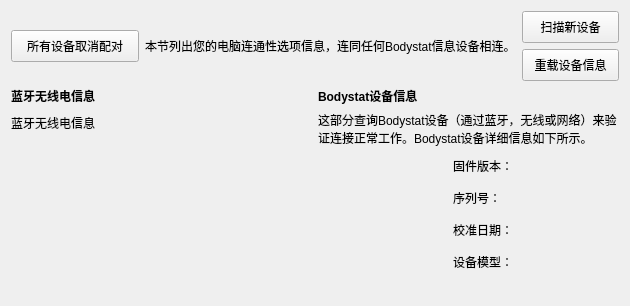
Above: Bodystat/ui/devinfowidget.ui from hym-dn/Bodystat before the change. Below: the same form after it.
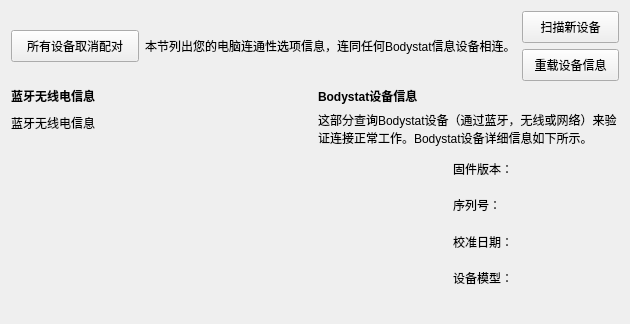
That is the form after the change.

```diff
--- a/Bodystat/ui/devinfowidget.ui
+++ b/Bodystat/ui/devinfowidget.ui
@@ -7,9 +7,21 @@
     <x>0</x>
     <y>0</y>
     <width>630</width>
-    <height>304</height>
+    <height>324</height>
    </rect>
   </property>
+  <property name="sizePolicy">
+   <sizepolicy hsizetype="Preferred" vsizetype="Fixed">
+    <horstretch>0</horstretch>
+    <verstretch>0</verstretch>
+   </sizepolicy>
+  </property>
+  <property name="minimumSize">
+   <size>
+    <width>0</width>
+    <height>324</height>
+   </size>
+  </property>
   <property name="windowTitle">
    <string>设备信息</string>
   </property>
@@ -171,7 +183,10 @@
        <item>
         <layout class="QHBoxLayout" name="horizontalLayout_2" stretch="0,1">
          <item>
-          <layout class="QVBoxLayout" name="verticalLayout_4">
+          <layout class="QVBoxLayout" name="verticalLayout_4" stretch="0,0">
+           <property name="sizeConstraint">
+            <enum>QLayout::SetDefaultConstraint</enum>
+           </property>
            <item>
             <widget class="QLabel" name="_devLabel">
              <property name="minimumSize">
```
Left out of the diff: 3 changed lines with no effect on the pictures.
